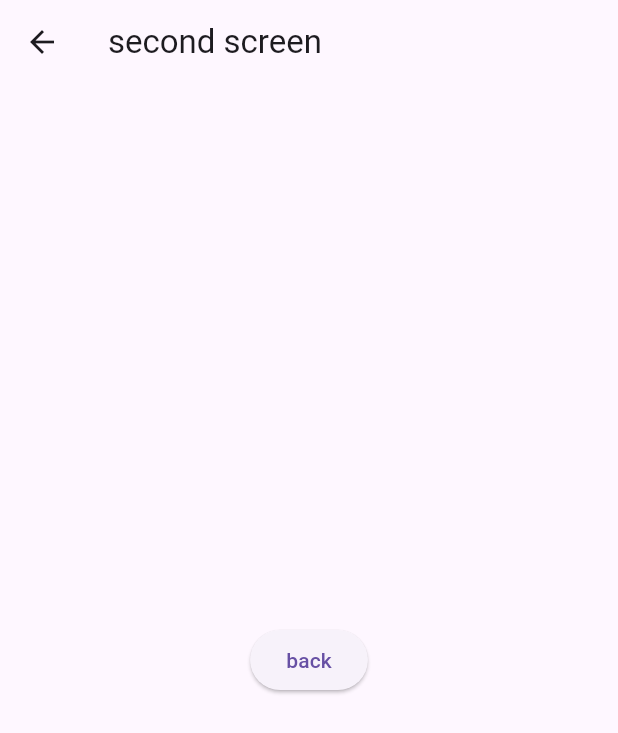
After one commit to MauryaAayush/classwork_part2, a Flutter app: the screen it shows after launch, after a tap on "Next", on a phone screen of 412 x 824 dp. The commit adds this screen. Shown: the top 733 px of the screen. Run offline on Flutter 3.47's test engine with Material 3 defaults, Android fonts, the phone set to English and light mode, and no system bars.

Commit message:
Radhey Radhey

```diff
--- /dev/null
+++ b/lib/Day5/Home_screen/PageTransitionScreen.dart
@@ -0,0 +1,47 @@
+// Page Transition :
+//
+
+import 'package:classwork_part2/Day5/second_page.dart';
+import 'package:flutter/material.dart';
+
+class Pagetransitionscreen extends StatefulWidget {
+  const Pagetransitionscreen({super.key});
+
+  @override
+  State<Pagetransitionscreen> createState() => _PagetransitionscreenState();
+}
+
+class _PagetransitionscreenState extends State<Pagetransitionscreen> {
+  @override
+  Widget build(BuildContext context) {
+    return Scaffold(
+      appBar: AppBar(
+        title: Text('New task'),
+      ),
+      body: Center(
+        child: ElevatedButton(
+            onPressed: () {
+            Navigator.of(context).push(changePage());
+            },
+            child: Text('Next')),
+      ),
+    );
+  }
+}
+
+PageRouteBuilder changePage() {
+  return PageRouteBuilder(
+    pageBuilder: (context, animation, secondaryAnimation) => SecondPage(),
+    transitionDuration: Duration(milliseconds: 500),
+    transitionsBuilder: (context, animation, secondaryAnimation, child) {
+      Animatable<Offset> animatable =
+          Tween(begin: Offset(0.0, 1.0), end: Offset.zero)
+              .chain(CurveTween(curve: Curves.ease));
+
+      return SlideTransition(
+        position: animatable.animate(animation),
+        child: child,
+      );
+    },
+  );
+}
--- /dev/null
+++ b/lib/Day5/second_page.dart
@@ -0,0 +1,24 @@
+import 'package:flutter/material.dart';
+
+class SecondPage extends StatefulWidget {
+  const SecondPage({super.key});
+
+  @override
+  State<SecondPage> createState() => _SecondPageState();
+}
+
+class _SecondPageState extends State<SecondPage> {
+  @override
+  Widget build(BuildContext context) {
+    return Scaffold(
+      appBar: AppBar(
+        title: Text('second screen'),
+      ),
+      body: Center(
+        child: ElevatedButton(onPressed: () {
+          Navigator.pop(context);
+        }, child: Text('back')),
+      ),
+    );
+  }
+}
--- a/lib/main.dart
+++ b/lib/main.dart
@@ -3,6 +3,7 @@ import 'package:flutter/material.dart';
 import 'Day2/views/homescreen.dart';
 import 'Day3/HomeSCreen/homre-Screen.dart';
 import 'Day4/HomeScreen/HomeScreen.dart';
+import 'Day5/Home_screen/PageTransitionScreen.dart';
 import 'day1(Animator)/views/HomeScreen/home_screnn.dart';
 
 void main() {
@@ -18,8 +19,7 @@ class MyApp extends StatelessWidget {
     return MaterialApp(
       title: 'Flutter Demo',
       debugShowCheckedModeBanner: false,
-
-      home: Homepage(),
+      home: Pagetransitionscreen(),
     );
   }
 }
```
